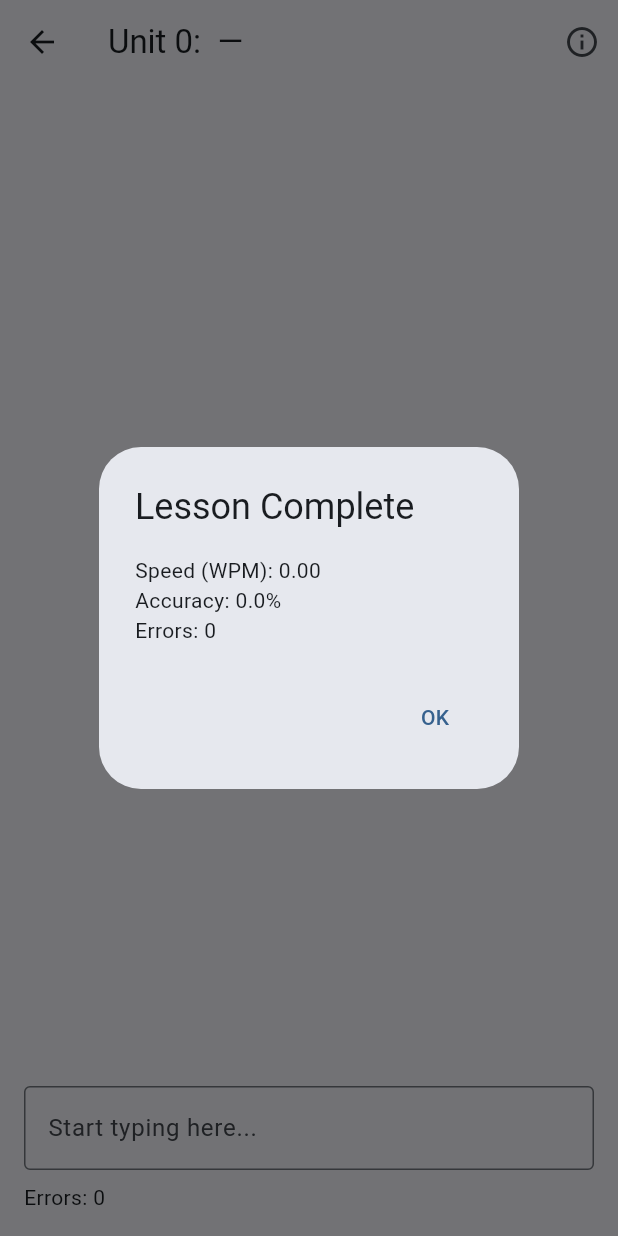
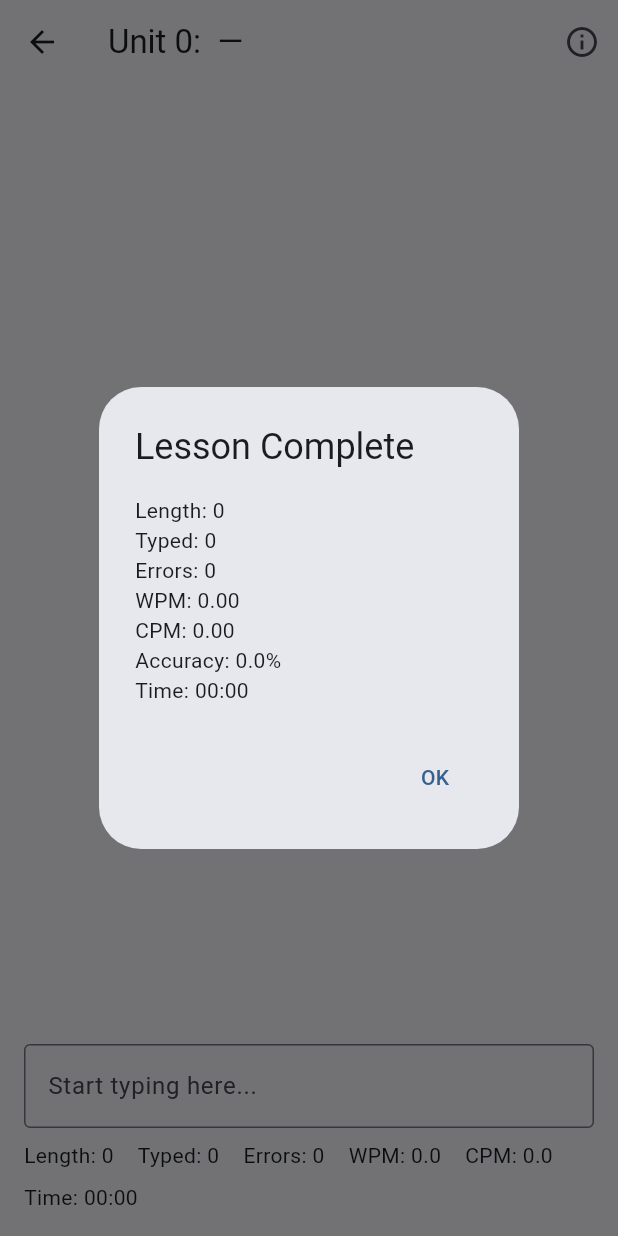
Before and after one commit to mukulu/asante-typing, a Flutter app: the LessonScreen screen opened directly with empty values, on a phone screen of 412 x 824 dp. Run offline on Flutter 3.47's test engine with Material 3 defaults, Android fonts, the phone set to English and light mode, and no system bars.

Commit message:
Improvements of contents

```diff
--- a/lib/main.dart
+++ b/lib/main.dart
@@ -15,8 +15,15 @@ class TypingTutorApp extends StatelessWidget {
 
   @override
   Widget build(BuildContext context) {
+    // Set up a Material application for the Asante Typing tutor.  The title
+    // and theme are customised to reflect the rebranded name introduced
+    // upstream.  This app can run as a web application as well as on
+    // mobile platforms.
     return MaterialApp(
-      title: 'Typing Tutor',
+      // Use the new application title based on the rebranding from
+      // QuickQWERTY to Asante Typing.  This text appears in the
+      // browser tab title when deployed as a web app.
+      title: 'Asante Typing',
       theme: ThemeData(
         colorScheme: ColorScheme.fromSeed(seedColor: Colors.blue),
         useMaterial3: true,
--- a/lib/screens/home_screen.dart
+++ b/lib/screens/home_screen.dart
@@ -36,7 +36,8 @@ class _HomeScreenState extends State<HomeScreen> {
   Widget build(BuildContext context) {
     return Scaffold(
       appBar: AppBar(
-        title: const Text('Typing Tutor'),
+        // Display the rebranded application name in the home page header.
+        title: const Text('Asante Typing'),
       ),
       body: FutureBuilder<UnitsData>(
         future: _unitsFuture,
--- a/lib/screens/lesson_screen.dart
+++ b/lib/screens/lesson_screen.dart
@@ -1,4 +1,5 @@
 import 'package:flutter/material.dart';
+import 'dart:async';
 
 import '../models/units.dart';
 
@@ -30,6 +31,32 @@ class _LessonScreenState extends State<LessonScreen> {
   int _errors = 0;
   bool _finished = false;
 
+  // Periodic timer used to refresh the UI each second once typing
+  // begins.  Without this the elapsed time and computed speeds
+  // remain static between keystrokes.  It is cancelled when the
+  // lesson finishes or when the widget is disposed.
+  Timer? _ticker;
+
+  /// Map unit numbers to instructional finger position diagrams.  These
+  /// images are hosted on GitHub and originate from the QuickQWERTY
+  /// rebranding commit.  They illustrate which fingers should be used
+  /// for each group of keys.  If a unit number is not present in this
+  /// map, no image is shown for that lesson.
+  static const Map<int, String> _fingerImages = {
+    1:
+        'https://raw.githubusercontent.com/susam/quickqwerty/4f8a121baa0c1ef4df0c867993f684749f8c630e/img/home-keys-position.svg.png',
+    2:
+        'https://raw.githubusercontent.com/susam/quickqwerty/4f8a121baa0c1ef4df0c867993f684749f8c630e/img/forefingers.svg.png',
+    3:
+        'https://raw.githubusercontent.com/susam/quickqwerty/4f8a121baa0c1ef4df0c867993f684749f8c630e/img/middlefingers.svg.png',
+    4:
+        'https://raw.githubusercontent.com/susam/quickqwerty/4f8a121baa0c1ef4df0c867993f684749f8c630e/img/ringfingers.svg.png',
+    5:
+        'https://raw.githubusercontent.com/susam/quickqwerty/4f8a121baa0c1ef4df0c867993f684749f8c630e/img/littlefingers.svg.png',
+    6:
+        'https://raw.githubusercontent.com/susam/quickqwerty/4f8a121baa0c1ef4df0c867993f684749f8c630e/img/allfingers.svg.png',
+  };
+
   @override
   void initState() {
     super.initState();
@@ -48,6 +75,8 @@ class _LessonScreenState extends State<LessonScreen> {
   void dispose() {
     _controller.removeListener(_onChanged);
     _controller.dispose();
+    // Cancel the periodic ticker if it is still running.
+    _ticker?.cancel();
     super.dispose();
   }
 
@@ -55,9 +84,20 @@ class _LessonScreenState extends State<LessonScreen> {
   void _onChanged() {
     final typed = _controller.text;
     if (_finished) return;
-    // Start timing when the first character is entered.
+    // Start timing when the first character is entered.  Also start a
+    // periodic timer that calls setState() every second to refresh
+    // time‑dependent metrics such as elapsed time, WPM and CPM.  The
+    // timer is started only once.
     if (typed.isNotEmpty && _startTime == null) {
       _startTime = DateTime.now();
+      _ticker = Timer.periodic(const Duration(seconds: 1), (_) {
+        if (mounted && !_finished) {
+          setState(() {
+            // Trigger rebuild; the actual metrics are computed in
+            // the build method.  No state variables updated here.
+          });
+        }
+      });
     }
     // Count mismatches.  Extra characters typed beyond the target
     // contribute to the error count.
@@ -77,6 +117,8 @@ class _LessonScreenState extends State<LessonScreen> {
     // Check for completion.
     if (typed.length >= _lessonText.length) {
       _finished = true;
+      // Cancel ticker when finished to stop updating the UI.
+      _ticker?.cancel();
       _showResults();
     }
   }
@@ -116,15 +158,19 @@ class _LessonScreenState extends State<LessonScreen> {
   /// characters to total characters in the target text.
   void _showResults() {
     final typedLength = _controller.text.length;
-    final correctChars = _lessonText.length - _errors;
-    final elapsedSeconds = _startTime == null
-        ? 0.0
-        : DateTime.now().difference(_startTime!).inMilliseconds / 1000.0;
-    final minutes = elapsedSeconds / 60.0;
-    final double wpm = minutes > 0 ? (correctChars / 5.0) / minutes : 0;
+    // Clamp correct character count to a non‑negative value in case
+    // errors exceed the target text length.
+    final correctChars = (_lessonText.length - _errors).clamp(0, _lessonText.length);
+    final Duration elapsed = _startTime == null
+        ? Duration.zero
+        : DateTime.now().difference(_startTime!);
+    final double minutes = elapsed.inSeconds / 60.0;
+    final double wpm = minutes > 0 ? (correctChars / 5.0) / minutes : 0.0;
+    final double cpm = minutes > 0 ? (typedLength / minutes) : 0.0;
     final double accuracy = _lessonText.isNotEmpty
         ? (correctChars / _lessonText.length) * 100.0
         : 0.0;
+    final String elapsedStr = _formatDuration(elapsed);
     showDialog<void>(
       context: context,
       barrierDismissible: false,
@@ -135,9 +181,13 @@ class _LessonScreenState extends State<LessonScreen> {
             mainAxisSize: MainAxisSize.min,
             crossAxisAlignment: CrossAxisAlignment.start,
             children: [
-              Text('Speed (WPM): ${wpm.toStringAsFixed(2)}'),
+              Text('Length: ${_lessonText.length}'),
+              Text('Typed: $typedLength'),
+              Text('Errors: $_errors'),
+              Text('WPM: ${wpm.toStringAsFixed(2)}'),
+              Text('CPM: ${cpm.toStringAsFixed(2)}'),
               Text('Accuracy: ${accuracy.toStringAsFixed(1)}%'),
-              Text('Errors: $_errors'),
+              Text('Time: $elapsedStr'),
             ],
           ),
           actions: [
@@ -153,6 +203,17 @@ class _LessonScreenState extends State<LessonScreen> {
         );
       },
     );
+  }
+
+  /// Format a [Duration] into a human‑readable mm:ss string.  Single
+  /// digit values are zero‑padded to maintain a consistent width.
+  String _formatDuration(Duration d) {
+    final int totalSeconds = d.inSeconds;
+    final int minutes = totalSeconds ~/ 60;
+    final int seconds = totalSeconds % 60;
+    final String mm = minutes.toString().padLeft(2, '0');
+    final String ss = seconds.toString().padLeft(2, '0');
+    return '$mm:$ss';
   }
 
   /// Build a rich text widget that highlights correct and incorrect
@@ -200,6 +261,22 @@ class _LessonScreenState extends State<LessonScreen> {
 
   @override
   Widget build(BuildContext context) {
+    // Compute derived metrics for the progress indicator.  These values
+    // update each time the state changes or when the periodic ticker
+    // triggers a rebuild.
+    final int typedLength = _controller.text.length;
+    final Duration elapsed = _startTime == null
+        ? Duration.zero
+        : DateTime.now().difference(_startTime!);
+    final double minutes = elapsed.inSeconds / 60.0;
+    final double wpm = minutes > 0
+        ? ((_lessonText.length - _errors).clamp(0, _lessonText.length) / 5.0) /
+            minutes
+        : 0.0;
+    final double cpm = minutes > 0 ? (typedLength / minutes) : 0.0;
+    final String elapsedStr = _formatDuration(elapsed);
+    final String? fingerUrl = _fingerImages[widget.unitNumber];
+
     return Scaffold(
       appBar: AppBar(
         title: Text(
@@ -217,6 +294,18 @@ class _LessonScreenState extends State<LessonScreen> {
         child: Column(
           crossAxisAlignment: CrossAxisAlignment.stretch,
           children: [
+            // Show a diagram illustrating which fingers to use for
+            // this unit's keys.  If no diagram is defined, nothing
+            // appears here.
+            if (fingerUrl != null)
+              Padding(
+                padding: const EdgeInsets.only(bottom: 8.0),
+                child: Image.network(
+                  fingerUrl,
+                  height: 100,
+                  fit: BoxFit.contain,
+                ),
+              ),
             // Display the target text with highlighting.
             Expanded(
               child: SingleChildScrollView(
@@ -238,15 +327,19 @@ class _LessonScreenState extends State<LessonScreen> {
               ),
             ),
             const SizedBox(height: 8.0),
-            // Real‑time feedback row showing error count.
-            Row(
-              mainAxisAlignment: MainAxisAlignment.spaceBetween,
+            // Real‑time feedback on progress and performance.  A Wrap
+            // widget ensures that long rows wrap gracefully on narrow
+            // screens.
+            Wrap(
+              spacing: 16.0,
+              runSpacing: 8.0,
               children: [
+                Text('Length: ${_lessonText.length}'),
+                Text('Typed: $typedLength'),
                 Text('Errors: $_errors'),
-                if (_startTime != null && !_finished)
-                  Text(
-                    'Elapsed: ${DateTime.now().difference(_startTime!).inSeconds}s',
-                  ),
+                Text('WPM: ${wpm.toStringAsFixed(1)}'),
+                Text('CPM: ${cpm.toStringAsFixed(1)}'),
+                Text('Time: $elapsedStr'),
               ],
             ),
           ],
--- a/pubspec.yaml
+++ b/pubspec.yaml
@@ -11,7 +11,7 @@ publish_to: 'none'
 version: 0.1.0
 
 environment:
-  sdk: ">=3.5.0 <4.0.0"
+  sdk: ">=2.17.0 <3.0.0"
 
 dependencies:
   flutter:
```
Also changed, not shown: 3 other files.
